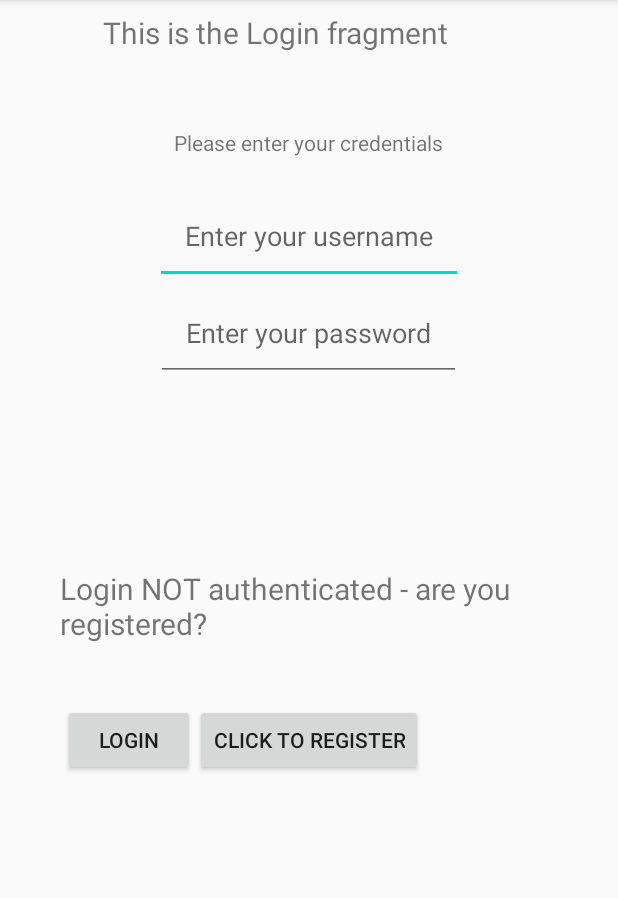
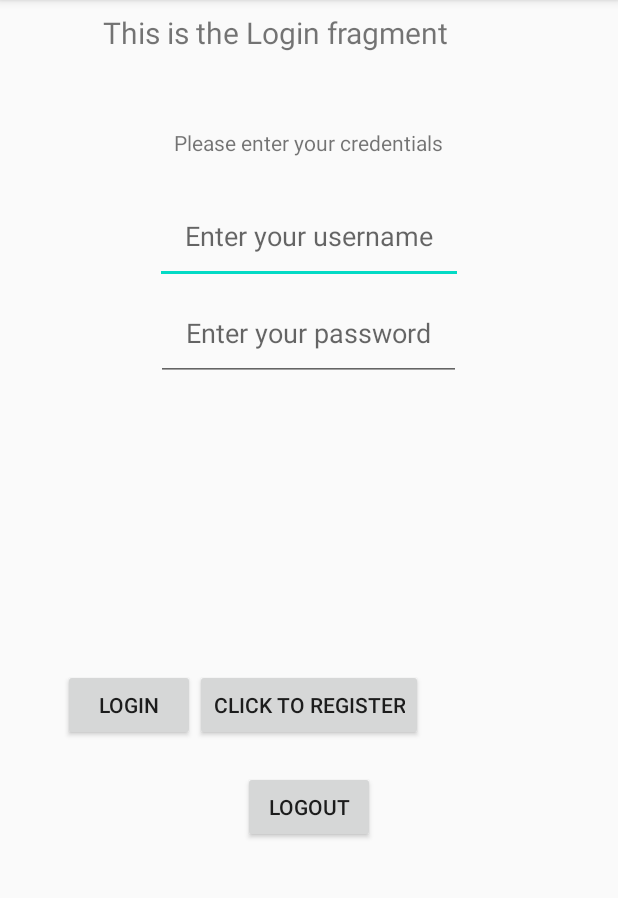
Before and after one commit to EvanChrisp/ICT376-Project, an Android app: the fragment LoginFragment shown on its own in the app's theme, after a tap on "LOGIN", on a phone screen of 412 x 824 dp, the part 84-982 px from its top. Run offline under Robolectric (Android 15) with nearby library versions, the phone set to English and light mode, and no system bars.

Commit message:
added some flag functionality - it is still broken. Code snippets are commented out

```diff
--- a/ICT376Project/app/src/main/java/au/edu/murdoch/ict376project/Database.java
+++ b/ICT376Project/app/src/main/java/au/edu/murdoch/ict376project/Database.java
@@ -135,6 +135,17 @@
         //return true;
     }*/
 
+    public Boolean updateLogStatus(int id, int status){
+
+        SQLiteDatabase db = this.getWritableDatabase();
+        ContentValues contentValues = new ContentValues();
+        contentValues.put(CUSTOMER_IS_LOGGED_IN, status);
+
+        db.update(CUSTOMER_TABLE, contentValues, "loggedin= ? ", new String[]{Integer.toString(id)});
+
+        return true;
+    }
+
     public Boolean insertUserPwd(String username, String password){
 
         SQLiteDatabase db = this.getWritableDatabase();
@@ -145,7 +156,6 @@
         db.insert(CUSTOMER_TABLE, null, contentValues);
 
         return true;
-
     }
 
     // does username already exist?
@@ -170,12 +180,89 @@
         Cursor cursor = db.rawQuery("select * from customers where username = ? and password = ?", new String[]{username, password});
 
         if(cursor.getCount()>0){
+            /*ContentValues contentValues = new ContentValues();
+            contentValues.put(CUSTOMER_IS_LOGGED_IN, 1);*/
             return true;
         }
         else{
             return false;
         }
     }
+
+    /*// try this.....
+    public int logIn (String username, String password){
+        // get db
+        int userId;
+        SQLiteDatabase db = this.getWritableDatabase();
+        //get cursor for customer where username and password entered match the db
+        Cursor cursor = db.rawQuery("select * from customers where username = ? and password = ?", new String[]{username, password});
+        // if there is more than zero responses.
+        if(cursor.getCount()>0 && cursor != null){
+            cursor.moveToFirst();
+            // get int value of user id
+            userId = cursor.getInt(cursor.getColumnIndexOrThrow("_id"));
+            // create new content values
+            ContentValues contentValues = new ContentValues();
+            // put data (1) into column CUSTOMER_IS_LOGGED_IN
+            contentValues.put(CUSTOMER_IS_LOGGED_IN, 1);
+
+            // adding means updating database table ->
+            db.update(CUSTOMER_TABLE, contentValues, "_id= ? ", new String[]{Integer.toString(userId)});
+            // after entry remember to close the database -> memory leaks
+            db.close();
+        }
+        else{
+            return 0;
+        }
+
+        return userId;
+    }*/
+
+    /*public Boolean logOut(Integer id){
+
+        SQLiteDatabase db = this.getWritableDatabase();
+
+        ContentValues contentValues = new ContentValues();
+        contentValues.put(CUSTOMER_IS_LOGGED_IN, 0);
+
+        // adding means updating database table ->
+        db.update(CUSTOMER_TABLE, contentValues, "_id= ? ", new String[]{Integer.toString(id)});
+        // after entry remember to close the database -> memory leaks
+        db.close();
+
+        return true;
+
+    }*/
+
+    public int getUserById(String username)
+    {
+        SQLiteDatabase db = this.getReadableDatabase();
+        // id changed to _id in where clause -> causes errors with cursorAdapters
+        Cursor res = db.rawQuery("select * from customers where username = " + username, null);
+
+        if (res.getCount() > 0 && res != null)
+        {
+            res.moveToFirst();
+        }
+
+        int id = res.getInt(res.getColumnIndexOrThrow("username"));
+
+        return id;
+    }
+
+    /*public Cursor getLoggedInUserById()
+    {
+        int i = 1;
+        SQLiteDatabase db = this.getReadableDatabase();
+        // id changed to _id in where clause -> causes errors with cursorAdapters
+        Cursor res = db.rawQuery("select * from customers where loggedin = " + i, null);
+
+        if (res.getCount() > 0 && res != null)
+        {
+            res.moveToFirst();
+        }
+        return res;
+    }*/
 
 
     public void addProduct(int pId, String pName, int pPrice, String pFile, String pDescription, String pRating, String pPlatform, String pStatus) {
--- a/ICT376Project/app/src/main/java/au/edu/murdoch/ict376project/ui/login/LoginFragment.java
+++ b/ICT376Project/app/src/main/java/au/edu/murdoch/ict376project/ui/login/LoginFragment.java
@@ -34,14 +34,17 @@
 
 public class LoginFragment extends Fragment {
 
+
     // model class
     private LoginViewModel loginViewModel;
 
     // views
     View mLayoutView;
     EditText usernameEt, passwordEt, rePasswordEt;
-    Button loginButton, registerButton, clickToRegisterButton;
+    Button loginButton, logoutButton, registerButton, clickToRegisterButton;
     TextView loginMsg;
+    int userId;
+    int id;
 
 
     // Database
@@ -76,12 +79,15 @@
 
         super.onActivityCreated(savedInstanceState);
 
+        //int userId;
+
         usernameEt = (EditText)mLayoutView.findViewById(R.id.usernameEt);
         passwordEt = (EditText)mLayoutView.findViewById(R.id.passwordEt);
         rePasswordEt = (EditText)mLayoutView.findViewById(R.id.rePasswordEt);
         clickToRegisterButton = (Button)mLayoutView.findViewById(R.id.clickToRegisterUserPwdButton);
         loginButton = (Button)mLayoutView.findViewById(R.id.loginButton);
         loginMsg = (TextView)mLayoutView.findViewById(R.id.loginMsg);
+        logoutButton = (Button)mLayoutView.findViewById(R.id.logoutButton);
 
         registerButton = (Button)mLayoutView.findViewById(R.id.registerUserPwdButton);
 
@@ -132,31 +138,18 @@
                         }else{
                             // now that user is not null, not already taken and passwords match - enter into db
                             mydb.insertUserPwd(myUsername, myPwd);
+
                             Toast.makeText(getActivity().getApplicationContext(), "Thank you for registering", Toast.LENGTH_SHORT).show();
                             loginMsg.setVisibility(View.VISIBLE);
                             loginMsg.setText("You have been registered!");
                         }
                     }
 
-
-
-                /*else{
-                    if(mydb.insertUserPwd(myUsername, myPwd) && myPwd.equals(myPwd2)){
-
-                        Toast.makeText(getActivity().getApplicationContext(), "Thank you for registering", Toast.LENGTH_SHORT).show();
-                        loginMsg.setVisibility(View.VISIBLE);
-                        loginMsg.setText("You have been registered!");
-
-                    } else{
-                        Toast.makeText(getActivity().getApplicationContext(), "Passwords do not match - try again", Toast.LENGTH_SHORT).show();
-                        loginMsg.setVisibility(View.VISIBLE);
-                        loginMsg.setText("Passwords do not match - try again!");
-                    }
-                }*/
-
                 mydb.close();
             }
         });
+
+
 
         loginButton.setOnClickListener(new View.OnClickListener() {
             @Override
@@ -169,12 +162,20 @@
                 // get db
                 mydb = new Database(getActivity());
 
+                if((myUsername.equals(""))|| (myPwd.equals(""))){
+                    Toast.makeText(getActivity().getApplicationContext(), "Fields are blank " +myUsername, Toast.LENGTH_SHORT).show();
+                }else{
+
+                    // loginTrue is true if passwordcheck passes
                     boolean loginTrue = mydb.checkPassword(myUsername, myPwd);
+
+                    // todo - add in logic to find userid and set the logged in status in db
 
                     if(loginTrue){
                         Toast.makeText(getActivity().getApplicationContext(), "Login authenticated - welcome " +myUsername, Toast.LENGTH_SHORT).show();
                         loginMsg.setVisibility(View.VISIBLE);
                         loginMsg.setText("Login authenticated");
+                        Toast.makeText(getActivity().getApplicationContext(), "Success, login id is: " +id, Toast.LENGTH_SHORT).show();
                         Intent intent = new Intent(getActivity(), MainActivity.class);
                         startActivity(intent);
                     }else{
@@ -182,8 +183,18 @@
                         loginMsg.setVisibility(View.VISIBLE);
                         loginMsg.setText("Login NOT authenticated - are you registered?");
                     }
+                }
 
 
+
+            }
+        });
+
+        logoutButton.setOnClickListener(new View.OnClickListener() {
+            @Override
+            public void onClick(View view) {
+                // TODO add some logout functionality for logged out status (you need to call db and find the logged in flag)
+                Toast.makeText(getActivity().getApplicationContext(), "You have logged out: " +id, Toast.LENGTH_SHORT).show();
             }
         });
 
--- a/ICT376Project/app/src/main/res/layout/fragment_login.xml
+++ b/ICT376Project/app/src/main/res/layout/fragment_login.xml
@@ -107,6 +107,14 @@
 
 
         </LinearLayout>
+        <Button
+            android:layout_width="wrap_content"
+            android:layout_height="wrap_content"
+            android:id="@+id/logoutButton"
+            android:text="Logout"
+            android:layout_marginTop="20dp"
+            android:layout_gravity="center"
+            />
 
     </LinearLayout>
 
```
Lines whose indentation alone changed are shown as unchanged.
